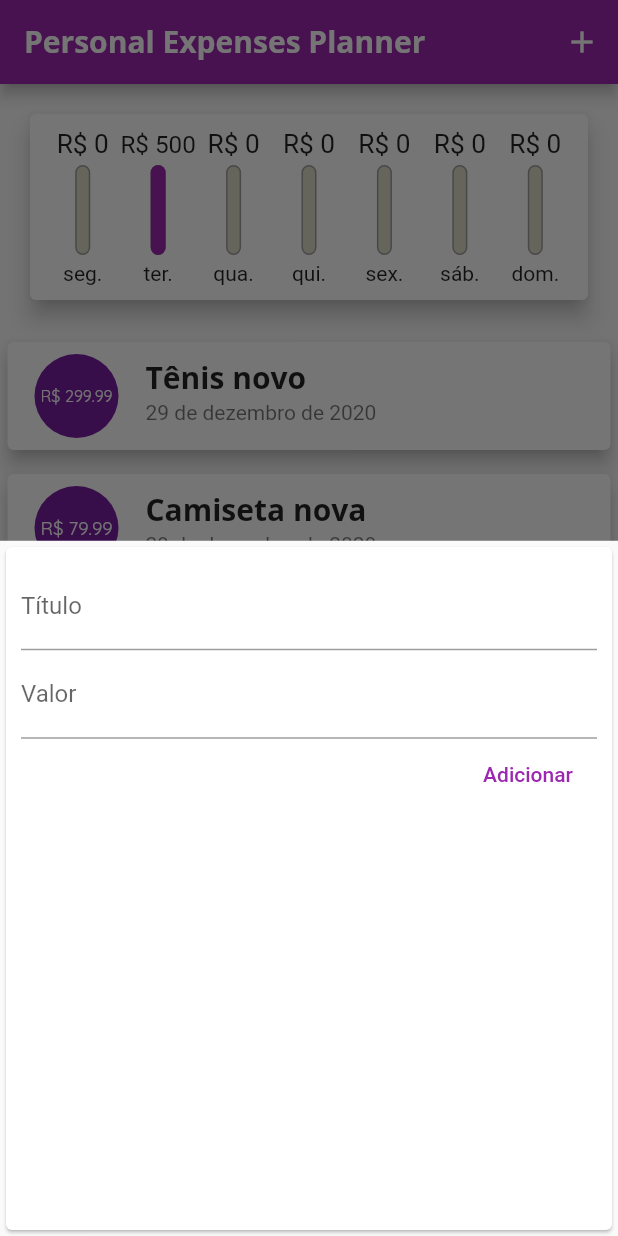
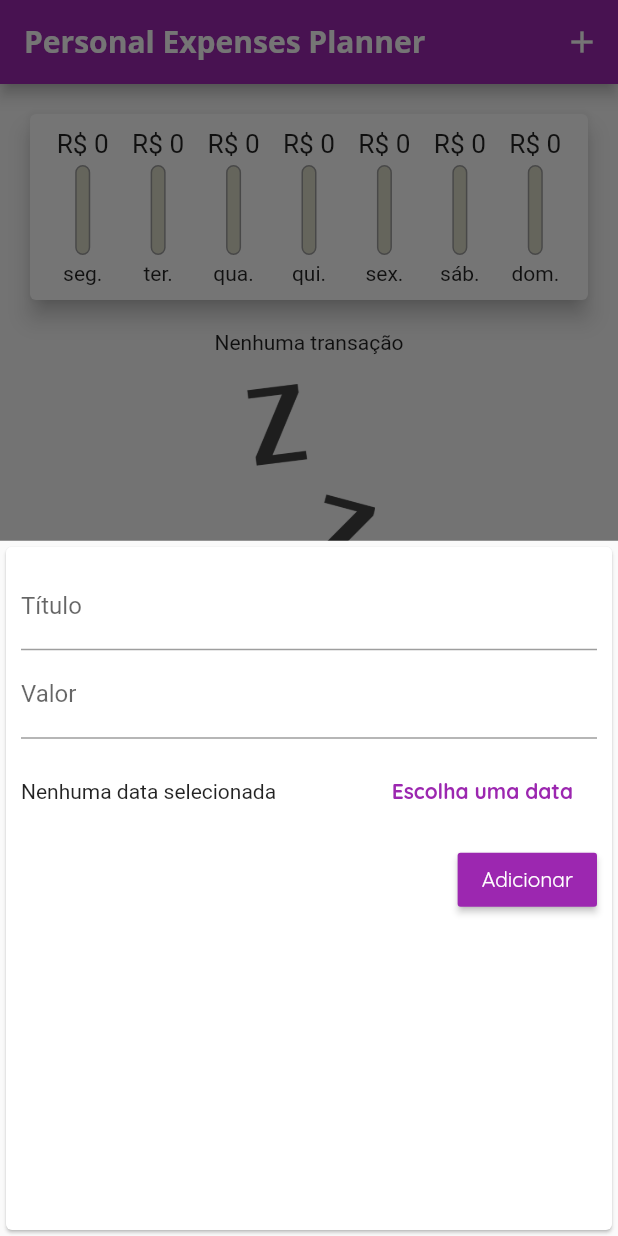
Before and after one commit to zigante/expense_planner, a Flutter app: the screen it shows after launch, after a tap on the "add" icon, on a phone screen of 412 x 824 dp. Run offline on Flutter 3.47's test engine with Material 2 defaults, Android fonts, the phone set to English and light mode, and no system bars.

Commit message:
handle with transaction date using date picker

```diff
--- a/lib/main.dart
+++ b/lib/main.dart
@@ -19,8 +19,8 @@ class MyApp extends StatelessWidget {
         accentColor: Colors.amber,
         fontFamily: 'Quicksand',
         textTheme: ThemeData.light().textTheme.copyWith(
-              headline6: TextStyle(fontFamily: 'OpenSans', fontSize: 20, fontWeight: FontWeight.bold),
-            ),
+            headline6: TextStyle(fontFamily: 'OpenSans', fontSize: 20, fontWeight: FontWeight.bold),
+            button: TextStyle(color: Colors.white)),
         appBarTheme: AppBarTheme(
             textTheme: ThemeData.light().textTheme.copyWith(
                   headline6: TextStyle(fontFamily: 'OpenSans', fontSize: 20, fontWeight: FontWeight.bold),
@@ -38,9 +38,9 @@ class MyHomePage extends StatefulWidget {
 
 class _MyHomePageState extends State<MyHomePage> {
   final List<Transaction> _transactions = [
-    Transaction(id: 'tx1', title: 'Tênis novo', amount: 299.99, date: DateTime.now()),
-    Transaction(id: 'tx2', title: 'Camiseta nova', amount: 79.99, date: DateTime.now()),
-    Transaction(id: 'tx3', title: 'Jeans', amount: 119.99, date: DateTime.now()),
+    // Transaction(id: 'tx1', title: 'Tênis novo', amount: 299.99, date: DateTime.now()),
+    // Transaction(id: 'tx2', title: 'Camiseta nova', amount: 79.99, date: DateTime.now()),
+    // Transaction(id: 'tx3', title: 'Jeans', amount: 119.99, date: DateTime.now()),
   ];
 
   List<Transaction> get _recentTransactions {
@@ -50,11 +50,11 @@ class _MyHomePageState extends State<MyHomePage> {
         .toList();
   }
 
-  void _addNewTransaction(String title, double amount) {
+  void _addNewTransaction(String title, double amount, DateTime date) {
     final newTransaction = Transaction(
       title: title,
       amount: amount,
-      date: new DateTime.now(),
+      date: date,
       id: 'tx${this._transactions.length + 1}',
     );
 
--- a/lib/widgets/chart.dart
+++ b/lib/widgets/chart.dart
@@ -15,12 +15,12 @@ class Chart extends StatelessWidget {
       final weekDay = DateTime.now().subtract(Duration(days: index));
       double totalAmount = 0;
       for (int i = 0; i < this._recentTransactiontions.length; i++) {
-        // final currentTransactiontions = this._recentTransactiontions[i];
+        final currentTransactiontions = this._recentTransactiontions[i];
 
-        if (this._recentTransactiontions[i].date.day == weekDay.day &&
-            this._recentTransactiontions[i].date.month == weekDay.month &&
-            this._recentTransactiontions[i].date.year == weekDay.year) {
-          totalAmount += this._recentTransactiontions[i].amount;
+        if (currentTransactiontions.date.day == weekDay.day &&
+            currentTransactiontions.date.month == weekDay.month &&
+            currentTransactiontions.date.year == weekDay.year) {
+          totalAmount += currentTransactiontions.amount;
         }
       }
 
--- a/lib/widgets/new_transaction.dart
+++ b/lib/widgets/new_transaction.dart
@@ -1,4 +1,5 @@
 import 'package:flutter/material.dart';
+import 'package:intl/intl.dart';
 
 class NewTransaction extends StatefulWidget {
   final Function _addNewTransaction;
@@ -11,14 +12,24 @@ class NewTransaction extends StatefulWidget {
 class _NewTransactionState extends State<NewTransaction> {
   final _titleController = TextEditingController();
   final _amountController = TextEditingController();
+  DateTime _currentDate;
 
-  void submit() {
+  void _submit() {
     final currentTitle = this._titleController.text;
-    final currentAmount = double.parse(this._amountController.text);
+    final currentAmount = double.tryParse(this._amountController.text);
 
-    if (currentTitle.isEmpty || currentAmount <= 0 || currentAmount.isNaN) return;
-    widget._addNewTransaction(currentTitle, currentAmount);
+    if (currentTitle.isEmpty || currentAmount <= 0 || currentAmount.isNaN || this._currentDate == null) return;
+    widget._addNewTransaction(currentTitle, currentAmount, this._currentDate);
     Navigator.of(context).pop();
+  }
+
+  void _showDatePicker() {
+    showDatePicker(
+      context: context,
+      initialDate: this._currentDate == null ? DateTime.now() : this._currentDate,
+      firstDate: DateTime(DateTime.now().year),
+      lastDate: DateTime.now(),
+    ).then((value) => setState(() => this._currentDate = value));
   }
 
   @override
@@ -37,9 +48,34 @@ class _NewTransactionState extends State<NewTransaction> {
               decoration: InputDecoration(labelText: 'Valor'),
               controller: this._amountController,
               keyboardType: TextInputType.number,
-              onSubmitted: (_) => submit(),
+              onSubmitted: (_) => _submit(),
             ),
-            FlatButton(onPressed: submit, child: Text('Adicionar'), textColor: Colors.purple)
+            Container(
+              height: 70,
+              child: Row(
+                children: [
+                  Expanded(
+                    child: Text(this._currentDate == null
+                        ? 'Nenhuma data selecionada'
+                        : 'Data: ${new DateFormat.yMd('pt_BR').format(_currentDate)}'),
+                  ),
+                  FlatButton(
+                    onPressed: _showDatePicker,
+                    child: Text(
+                      'Escolha uma data',
+                      style: TextStyle(fontWeight: FontWeight.bold),
+                    ),
+                    textColor: Theme.of(context).primaryColor,
+                  ),
+                ],
+              ),
+            ),
+            RaisedButton(
+              onPressed: _submit,
+              child: Text('Adicionar'),
+              textColor: Theme.of(context).textTheme.button.color,
+              color: Theme.of(context).primaryColor,
+            )
           ],
         ),
       ),
--- a/lib/widgets/transaction_list.dart
+++ b/lib/widgets/transaction_list.dart
@@ -30,12 +30,12 @@ class TransactionList extends StatelessWidget {
                 final currentTransaction = this._transactions[_index];
                 return Card(
                   elevation: 5,
-                  margin: EdgeInsets.symmetric(horizontal: 5, vertical: 8),
+                  margin: EdgeInsets.symmetric(horizontal: 10, vertical: 5),
                   child: ListTile(
                     leading: CircleAvatar(
                       radius: 30,
                       child: Padding(
-                        padding: const EdgeInsets.all(6),
+                        padding: const EdgeInsets.all(5),
                         child: FittedBox(
                           child: Text('R\$ ${currentTransaction.amount.toStringAsFixed(2)}'),
                         ),
@@ -50,38 +50,6 @@ class TransactionList extends StatelessWidget {
                     // ),
                   ),
                 );
-                // return Card(
-                //   child: Row(
-                //     children: [
-                //       Container(
-                //         padding: EdgeInsets.all(10),
-                //         margin: EdgeInsets.symmetric(vertical: 10, horizontal: 15),
-                //         decoration: BoxDecoration(border: Border.all(color: Theme.of(context).primaryColor, width: 2)),
-                //         child: Text(
-                //           'R\$ ${currentTransaction.amount.toStringAsFixed(2)}',
-                //           style: TextStyle(
-                //             fontWeight: FontWeight.bold,
-                //             fontSize: 20,
-                //             color: Theme.of(context).primaryColor,
-                //           ),
-                //         ),
-                //       ),
-                //       Column(
-                //         crossAxisAlignment: CrossAxisAlignment.start,
-                //         children: [
-                //           Text(
-                //             currentTransaction.title,
-                //             style: TextStyle(fontSize: 16, fontWeight: FontWeight.bold),
-                //           ),
-                //           Text(
-                //             new DateFormat.yMMMMd('pt_BR').format(currentTransaction.date),
-                //             style: TextStyle(color: Colors.grey),
-                //           ),
-                //         ],
-                //       )
-                //     ],
-                //   ),
-                // );
               },
               itemCount: this._transactions.length,
             ),
```
